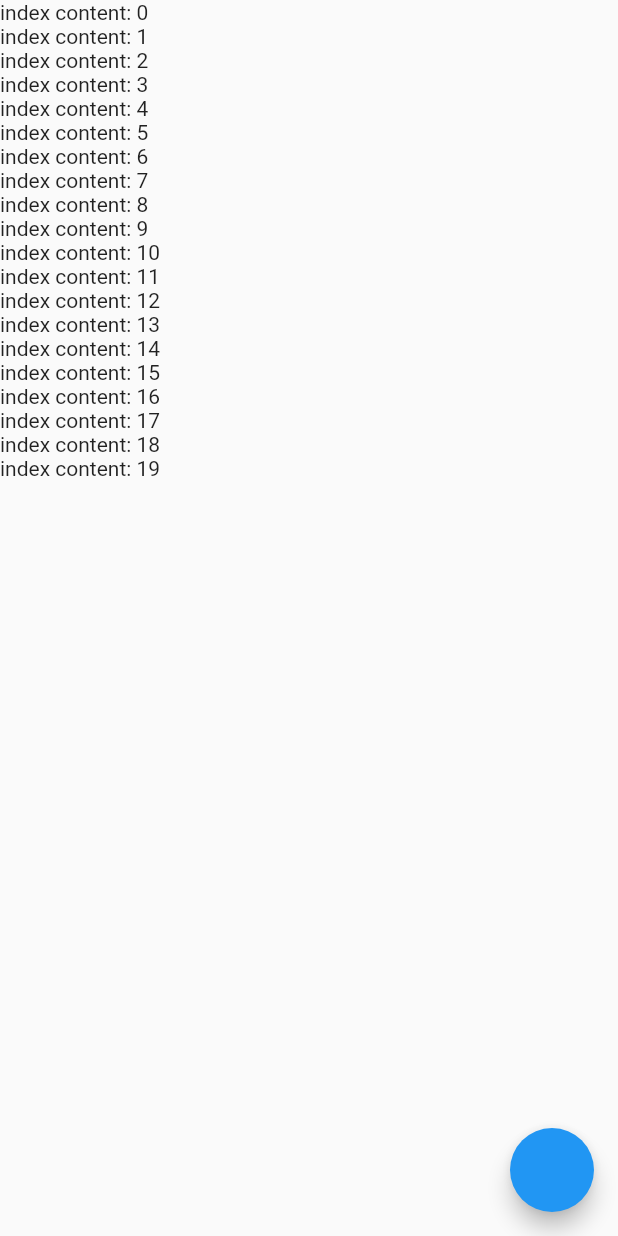
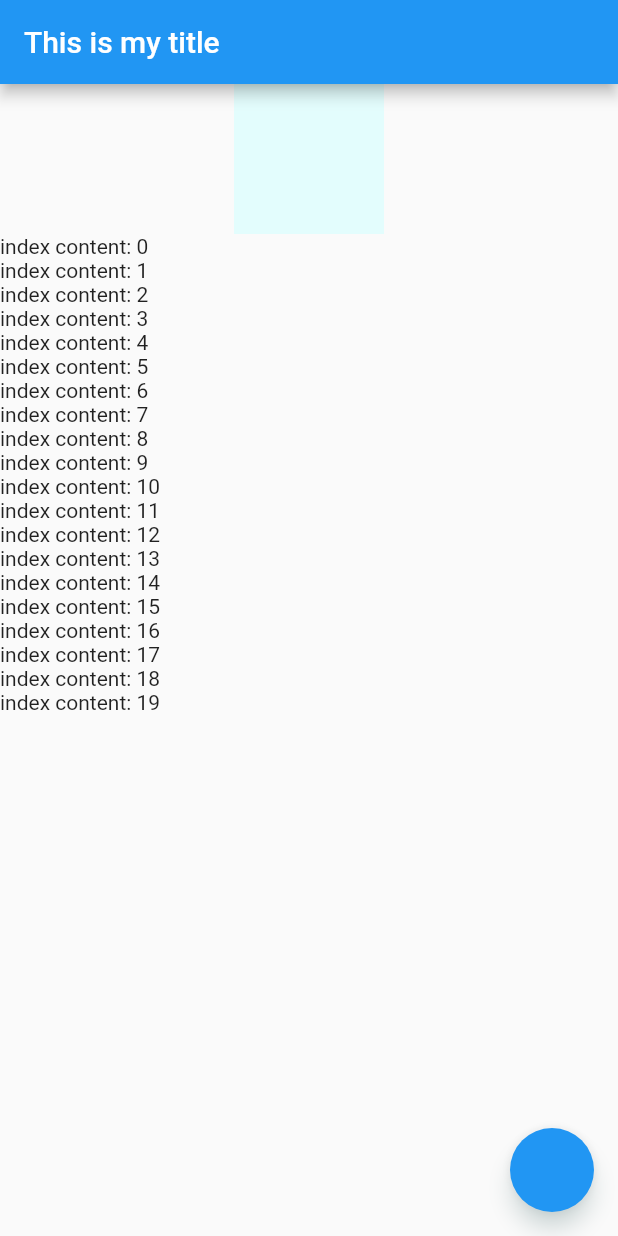
Before and after one commit to 1712916/flutter_sample_app, a Flutter app: the screen it shows after launch, on a phone screen of 412 x 824 dp. Run offline on Flutter 3.47's test engine with Material 2 defaults, Android fonts, the phone set to English and light mode, and no system bars; our stand-ins replace easy_localization, equatable, flutter_bloc, get_it.

Commit message:
add locale and theme

```diff
--- /dev/null
+++ b/assets/locales/en-US.json
@@ -0,0 +1,3 @@
+{
+  "title": "This is my title"
+}
--- /dev/null
+++ b/assets/locales/vi-VN.json
@@ -0,0 +1,3 @@
+{
+  "title": "Đây là tiêu đề của tôi"
+}
--- a/lib/cubits/cubits.dart
+++ b/lib/cubits/cubits.dart
@@ -1,2 +1,3 @@
 export 'base/base.dart';
 export 'home/home.dart';
+export 'theme/theme_cubit.dart';
--- /dev/null
+++ b/lib/cubits/theme/theme_cubit.dart
@@ -0,0 +1,15 @@
+import 'package:flutter/material.dart';
+import 'package:flutter_bloc/flutter_bloc.dart';
+
+class ThemeCubit extends Cubit<ThemeMode> {
+  ThemeCubit() : super(ThemeMode.light);
+
+  void setUp() {
+    //read from shareRef
+    //
+  }
+
+  void switchMode(ThemeMode themeMode) {
+    emit(themeMode);
+  }
+}
--- a/lib/main.dart
+++ b/lib/main.dart
@@ -1,16 +1,30 @@
+import 'package:easy_localization/easy_localization.dart';
 import 'package:flutter/foundation.dart';
 import 'package:flutter/material.dart';
 import 'package:flutter_bloc/flutter_bloc.dart';
+import 'package:flutter_sample_app/cubits/cubits.dart';
 import 'package:flutter_sample_app/routers/route.dart';
 
 import 'dependencies/app_dependencies.dart';
+import 'resources/theme/theme_data.dart';
 
-void main() {
+void main() async {
   WidgetsFlutterBinding.ensureInitialized();
+  await EasyLocalization.ensureInitialized();
+
   BlocOverrides.runZoned(
     () async {
       await AppDependencies.init();
-      runApp(const MyApp());
+      runApp(
+        EasyLocalization(
+          child: const MyApp(),
+          supportedLocales: const [
+            Locale('en', 'US'),
+            Locale('vi', 'VN'),
+          ],
+          path: 'assets/locales',
+        ),
+      );
     },
     blocObserver: AppBlocObserver(),
   );
@@ -26,18 +40,43 @@ class AppBlocObserver extends BlocObserver {
   }
 }
 
-class MyApp extends StatelessWidget {
+class MyApp extends StatefulWidget {
   const MyApp({Key? key}) : super(key: key);
 
   @override
+  State<MyApp> createState() => _MyAppState();
+}
+
+class _MyAppState extends State<MyApp> {
+  @override
   Widget build(BuildContext context) {
-    return MaterialApp(
-      title: 'Flutter Demo',
-      theme: ThemeData(
-        primarySwatch: Colors.blue,
-      ),
-      initialRoute: RouteManager.home,
-      onGenerateRoute: (settings) => RouteManager.getRoute(settings),
+    return MultiBlocProvider(
+      providers: [
+        BlocProvider(create: (_) => ThemeCubit()),
+      ],
+      child: const _MaterialApp(),
     );
   }
 }
+
+class _MaterialApp extends StatelessWidget {
+  const _MaterialApp({Key? key}) : super(key: key);
+
+  @override
+  Widget build(BuildContext context) {
+    return BlocBuilder<ThemeCubit, ThemeMode>(
+      builder: (context, state) {
+        return MaterialApp(
+          themeMode: state,
+          theme: ThemeResource.getTheme(themeMode: ThemeMode.light, theme: Theme.of(context)),
+          darkTheme: ThemeResource.getTheme(themeMode: ThemeMode.dark, theme: Theme.of(context)),
+          localizationsDelegates: context.localizationDelegates,
+          supportedLocales: context.supportedLocales,
+          locale: context.locale,
+          initialRoute: RouteManager.home,
+          onGenerateRoute: (settings) => RouteManager.getRoute(settings),
+        );
+      },
+    );
+  }
+}
--- /dev/null
+++ b/lib/resources/locale/locale_keys.dart
@@ -0,0 +1,3 @@
+class LocaleKeys {
+  static const String title = 'title';
+}
--- /dev/null
+++ b/lib/resources/resources.dart
@@ -0,0 +1 @@
+export 'locale/locale_keys.dart';
--- /dev/null
+++ b/lib/resources/theme/app_colors.dart
@@ -0,0 +1,105 @@
+import 'package:flutter/material.dart';
+
+enum ColorStyle {
+  light,
+  dark,
+}
+
+class AppColors {
+  AppColors();
+
+  factory AppColors.getColor(ColorStyle colorStyle) {
+    switch (colorStyle) {
+      case ColorStyle.light:
+        return LightColors();
+      case ColorStyle.dark:
+        return DarkColors();
+      default:
+        return LightColors();
+    }
+  }
+
+  external Color get primaryColor;
+
+  external Color get backgroundColor;
+
+  external Color get canvasColor;
+
+  external Color get cardColor;
+
+  external Color get hintColor;
+
+  external Color get errorColor;
+
+  external Color get focusColor;
+
+  external Color get disabledColor;
+
+  external Color get dividerColor;
+
+  external Color get shadowColor;
+}
+
+class LightColors extends AppColors {
+  @override
+  Color get primaryColor => const Color(0xFFE3FDFD);
+
+  @override
+  Color get backgroundColor => const Color(0xFFE3FDFD);
+
+  @override
+  Color get canvasColor => const Color(0xFFE3FDFD);
+
+  @override
+  Color get cardColor => const Color(0xFFE3FDFD);
+
+  @override
+  Color get hintColor => const Color(0xFFE3FDFD);
+
+  @override
+  Color get errorColor => const Color(0xFFE3FDFD);
+
+  @override
+  Color get focusColor => const Color(0xFFE3FDFD);
+
+  @override
+  Color get disabledColor => const Color(0xFFE3FDFD);
+
+  @override
+  Color get dividerColor => const Color(0xFFE3FDFD);
+
+  @override
+  Color get shadowColor => const Color(0xFFE3FDFD);
+}
+
+class DarkColors extends AppColors {
+  @override
+  Color get primaryColor => const Color(0xFF222831);
+
+  @override
+  Color get backgroundColor => const Color(0xFFE3FDFD);
+
+  @override
+  Color get canvasColor => const Color(0xFFE3FDFD);
+
+  @override
+  Color get cardColor => const Color(0xFFE3FDFD);
+
+  @override
+  Color get hintColor => const Color(0xFFE3FDFD);
+
+  @override
+  Color get errorColor => const Color(0xFFE3FDFD);
+
+  @override
+  Color get focusColor => const Color(0xFFE3FDFD);
+
+  @override
+  Color get disabledColor => const Color(0xFFE3FDFD);
+
+  @override
+  Color get dividerColor => const Color(0xFFE3FDFD);
+
+  @override
+  Color get shadowColor => const Color(0xFFE3FDFD);
+}
--- /dev/null
+++ b/lib/resources/theme/theme_data.dart
@@ -0,0 +1,33 @@
+import 'package:flutter/material.dart';
+
+import 'app_colors.dart';
+
+class ThemeResource {
+  static ThemeData getTheme({ThemeData? theme, required ThemeMode themeMode}) {
+    ThemeData themeData = theme ?? ThemeData();
+    AppColors appColors = AppColors.getColor(_getColorStyle(themeMode));
+    return themeData.copyWith(
+      primaryColor: appColors.primaryColor,
+      backgroundColor: appColors.backgroundColor,
+      textTheme: themeData.textTheme.copyWith(
+      ),
+      canvasColor: appColors.canvasColor,
+      cardColor: appColors.cardColor,
+      hintColor: appColors.hintColor,
+      errorColor: appColors.errorColor,
+      focusColor: appColors.focusColor,
+      disabledColor: appColors.disabledColor,
+      dividerColor: appColors.dividerColor,
+      shadowColor: appColors.shadowColor,
+    );
+  }
+
+  static ColorStyle _getColorStyle(ThemeMode themeMode) {
+    switch (themeMode) {
+      case ThemeMode.dark:
+        return ColorStyle.dark;
+      default:
+        return ColorStyle.light;
+    }
+  }
+}
--- a/lib/views/pages/home/home_page.dart
+++ b/lib/views/pages/home/home_page.dart
@@ -1,7 +1,9 @@
+import 'package:easy_localization/easy_localization.dart';
 import 'package:flutter/material.dart';
 import 'package:flutter_bloc/flutter_bloc.dart';
 
 import '../../../cubits/cubits.dart';
+import '../../../resources/resources.dart';
 import '../base_page/base_page.dart';
 
 class HomePage extends StatefulWidget {
@@ -48,6 +50,13 @@ class _HomePageState extends CustomState<HomePage, HomeCubit> {
   }
 
   @override
+  PreferredSizeWidget? buildAppbar(BuildContext context) {
+    return AppBar(
+      title: const Text(LocaleKeys.title).tr(),
+    );
+  }
+
+  @override
   HomeCubit get cubit => widget.cubit..initData();
 }
 
@@ -67,11 +76,27 @@ class _HomeContent extends StatelessWidget {
             );
           case LoadStatus.loaded:
             final contents = state.contents;
-            return ListView.builder(
-              itemCount: contents?.length ?? 0,
-              itemBuilder: (context, index) {
-                return Text(contents?[index] ?? '');
-              },
+            return Column(
+              children: [
+                GestureDetector(
+                  onTap: () {
+                    context.read<ThemeCubit>().switchMode(ThemeMode.light);
+                  },
+                  child: Container(
+                    height: 100,
+                    width: 100,
+                    color: Theme.of(context).primaryColor,
+                  ),
+                ),
+                Expanded(
+                  child: ListView.builder(
+                    itemCount: contents?.length ?? 0,
+                    itemBuilder: (context, index) {
+                      return Text(contents?[index] ?? '');
+                    },
+                  ),
+                ),
+              ],
             );
           default:
             return const SizedBox();
--- a/pubspec.yaml
+++ b/pubspec.yaml
@@ -12,8 +12,10 @@ dependencies:
   flutter:
     sdk: flutter
   equatable: ^2.0.3
+  easy_localization: ^3.0.0
   flutter_bloc: ^8.0.1
   get_it: ^7.2.0
+
 
   cupertino_icons: ^1.0.2
 
```
Also changed, not shown: pubspec.lock.
